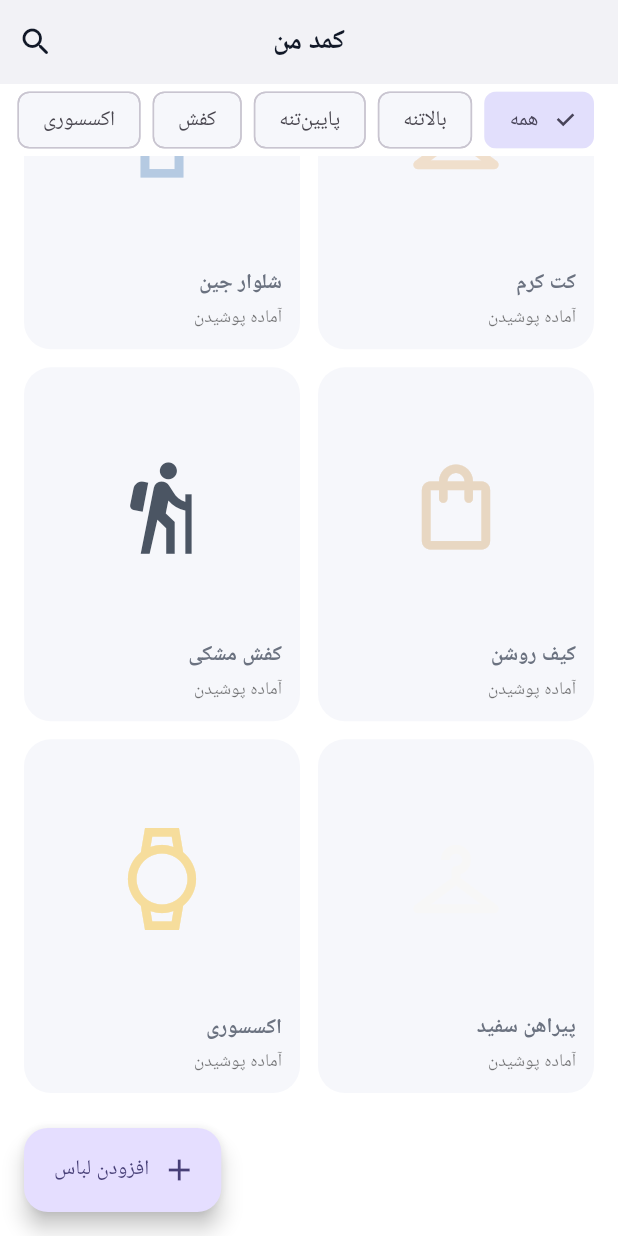
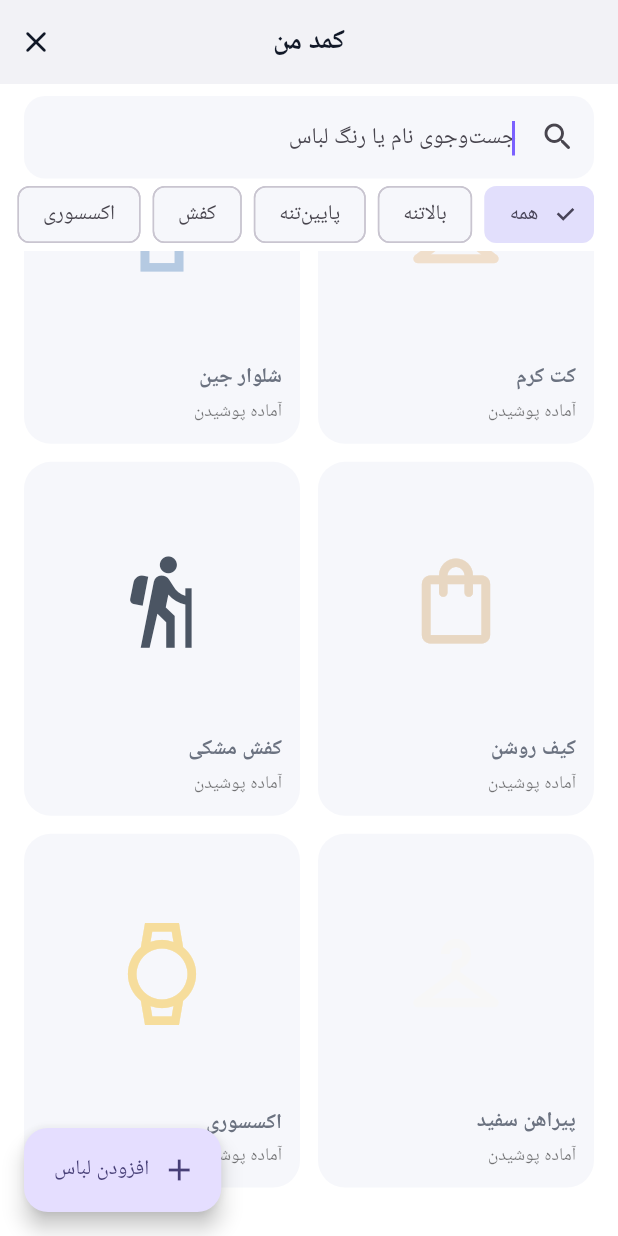
Before and after one commit to NNSCO2018/komod-, a Flutter app: the ClosetScreen screen opened by its route, scrolled down 119 dp, after a tap on the "search" icon, on a phone screen of 412 x 824 dp. Run offline on Flutter 3.47's test engine with Material 3 defaults, Android fonts, the light colour scheme and no system bars; our stand-ins replace dio, flutter_riverpod, go_router, google_fonts, image_picker, shared_preferences; missing offline and left inert: persian_datetime_picker; accounts and stored records are empty; Roboto replaces fonts that are missing (Vazirmatn); statements that could not run were skipped.

Commit message:
Add closet search

```diff
--- a/lib/features/closet/closet_screen.dart
+++ b/lib/features/closet/closet_screen.dart
@@ -13,6 +13,8 @@ class ClosetScreen extends ConsumerStatefulWidget {
 
 class _ClosetScreenState extends ConsumerState<ClosetScreen> {
   String _selectedFilter = 'همه';
+  String _query = '';
+  bool _searching = false;
 
   static const _demoItems = [
     ('کت کرم', 'کت', Icons.checkroom_outlined, Color(0xFFF0DFCC)),
@@ -36,6 +38,12 @@ class _ClosetScreenState extends ConsumerState<ClosetScreen> {
       default:
         return true;
     }
+  }
+
+  bool _matchesQuery(String name, String color) {
+    final query = _query.trim().toLowerCase();
+    if (query.isEmpty) return true;
+    return name.toLowerCase().contains(query) || color.toLowerCase().contains(query);
   }
 
   Future<void> _confirmDelete(ClothingItem item) async {
@@ -63,18 +71,38 @@ class _ClosetScreenState extends ConsumerState<ClosetScreen> {
   Widget build(BuildContext context) {
     final items = ref.watch(closetProvider);
     final primary = Theme.of(context).colorScheme.primary;
-    final visibleItems = items.where((item) => _matchesFilter(item.category)).toList();
-    final visibleDemoItems = _demoItems.where((item) => _matchesFilter(item.$2)).toList();
+    final visibleItems = items.where((item) => _matchesFilter(item.category) && _matchesQuery(item.name, item.color)).toList();
+    final visibleDemoItems = _demoItems.where((item) => _matchesFilter(item.$2) && _matchesQuery(item.$1, item.$1)).toList();
     final showDemo = items.isEmpty;
     final count = showDemo ? visibleDemoItems.length : visibleItems.length;
 
     return Scaffold(
       appBar: AppBar(
         title: const Text('کمد من'),
-        actions: [IconButton(onPressed: () {}, icon: const Icon(Icons.search_rounded))],
+        actions: [
+          IconButton(
+            onPressed: () => setState(() {
+              _searching = !_searching;
+              if (!_searching) _query = '';
+            }),
+            icon: Icon(_searching ? Icons.close_rounded : Icons.search_rounded),
+          ),
+        ],
       ),
       body: Column(
         children: [
+          if (_searching)
+            Padding(
+              padding: const EdgeInsets.fromLTRB(16, 8, 16, 0),
+              child: TextField(
+                autofocus: true,
+                onChanged: (value) => setState(() => _query = value),
+                decoration: const InputDecoration(
+                  hintText: 'جست‌وجوی نام یا رنگ لباس',
+                  prefixIcon: Icon(Icons.search_rounded),
+                ),
+              ),
+            ),
           SizedBox(
             height: 48,
             child: ListView(
```
